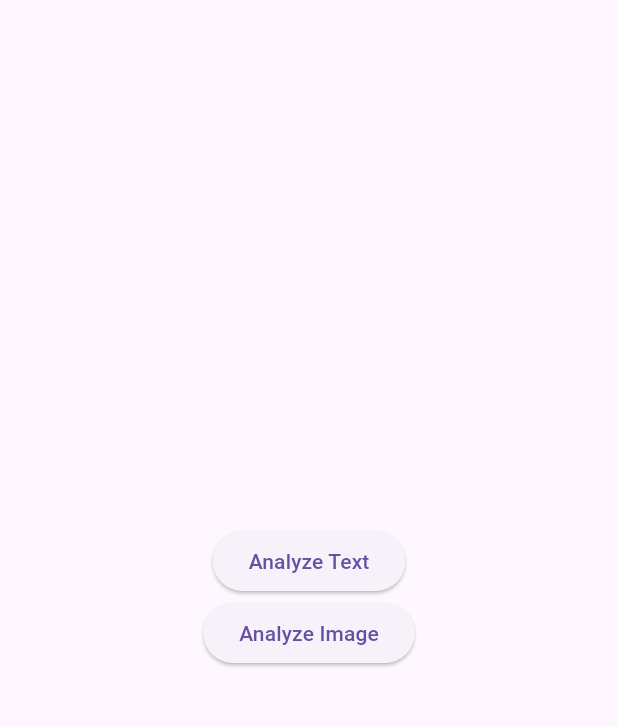
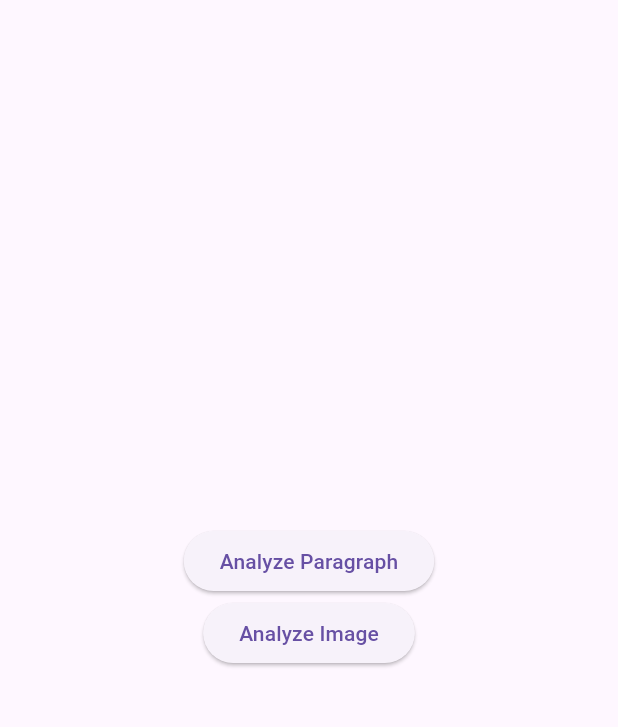
Before and after one commit to shabaanmehmood/AI-integration, a Flutter app: the screen it shows after launch, on a phone screen of 412 x 824 dp, the part 63-790 px from its top. Run offline on Flutter 3.47's test engine with Material 3 defaults, Android fonts, the phone set to English and light mode, and no system bars; our stand-ins replace image_picker.

Commit message:
paragraph moderation

```diff
--- a/lib/api_services.dart
+++ b/lib/api_services.dart
@@ -5,7 +5,7 @@ import 'package:http/http.dart' as http;
 class ApiService {
   final String baseUrl = "http://10.0.2.2:5000";
 
-  Future<List<dynamic>> moderateText(String text) async {
+  Future<Map<String, dynamic>> moderateText(String text) async {
     final url = Uri.parse("$baseUrl/moderate-text");
 
     final response = await http.post(url, headers: {"Content-Type": "application/json"}, body: jsonEncode({"text": text}));
--- a/lib/main.dart
+++ b/lib/main.dart
@@ -14,6 +14,8 @@ class MyApp extends StatelessWidget {
 }
 
 class HomeScreen extends StatelessWidget {
+  const HomeScreen({super.key});
+
   @override
   Widget build(BuildContext context) {
     return Scaffold(
@@ -24,9 +26,9 @@ class HomeScreen extends StatelessWidget {
           children: [
             ElevatedButton(
               onPressed: () {
-                Navigator.push(context, MaterialPageRoute(builder: (context) => TextModerationScreen()));
+                Navigator.push(context, MaterialPageRoute(builder: (context) => ParagraphSpeechDetectionScreen()));
               },
-              child: Text("Analyze Text"),
+              child: Text("Analyze Paragraph"),
             ),
             ElevatedButton(
               onPressed: () {
--- a/lib/text_moderation_screen.dart
+++ b/lib/text_moderation_screen.dart
@@ -1,19 +1,17 @@
-import 'package:flutter/cupertino.dart';
 import 'package:flutter/material.dart';
-
 import 'api_services.dart';
 
-class TextModerationScreen extends StatefulWidget {
-  const TextModerationScreen({super.key});
+class ParagraphSpeechDetectionScreen extends StatefulWidget {
+  const ParagraphSpeechDetectionScreen({super.key});
 
   @override
-  _TextModerationScreenState createState() => _TextModerationScreenState();
+  _ParagraphSpeechDetectionScreenState createState() => _ParagraphSpeechDetectionScreenState();
 }
 
-class _TextModerationScreenState extends State<TextModerationScreen> {
+class _ParagraphSpeechDetectionScreenState extends State<ParagraphSpeechDetectionScreen> {
   final TextEditingController _controller = TextEditingController();
   final ApiService _apiService = ApiService();
-  String _result = "Enter text to analyze";
+  String _result = "Enter a paragraph to analyze";
 
   void _analyzeText() async {
     String text = _controller.text.trim();
@@ -22,7 +20,7 @@ class _TextModerationScreenState extends State<TextModerationScreen> {
     try {
       final response = await _apiService.moderateText(text);
       setState(() {
-        _result = response.toString();
+        _result = response.toString(); // Display the result
       });
     } catch (e) {
       setState(() {
@@ -34,16 +32,20 @@ class _TextModerationScreenState extends State<TextModerationScreen> {
   @override
   Widget build(BuildContext context) {
     return Scaffold(
-      appBar: AppBar(title: Text("Text Moderation")),
+      appBar: AppBar(title: Text("Paragraph Speech Detection")),
       body: Padding(
         padding: EdgeInsets.all(16.0),
         child: Column(
           children: [
-            TextField(controller: _controller, decoration: InputDecoration(labelText: "Enter text")),
+            TextField(
+              controller: _controller,
+              maxLines: null, // Allow multiple lines for paragraph input
+              decoration: InputDecoration(labelText: "Enter paragraph"),
+            ),
             SizedBox(height: 10),
             ElevatedButton(onPressed: _analyzeText, child: Text("Analyze")),
             SizedBox(height: 20),
-            Text("Result: $_result"),
+            Text("Result: $_result"), // Display result here
           ],
         ),
       ),
```
Also changed, not shown: 1 other file.
